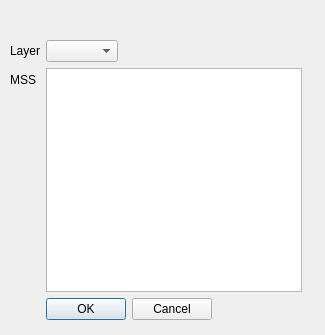
Above: ui_qgistilemillexport.ui from yuletide/QGISTileMillExport before the change. Below: the same form after it.
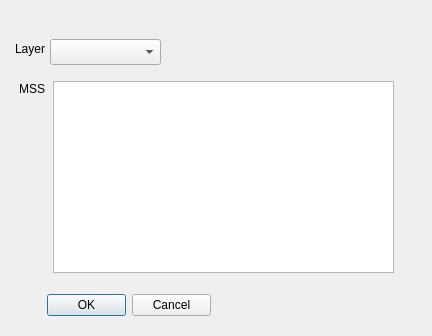
That is the form after the change.

Commit message: new dialog, auto-select all when layer is selected

What changed in the file:
```diff
--- a/ui_qgistilemillexport.ui
+++ b/ui_qgistilemillexport.ui
@@ -6,41 +6,32 @@
    <rect>
     <x>0</x>
     <y>0</y>
-    <width>325</width>
-    <height>335</height>
+    <width>432</width>
+    <height>336</height>
    </rect>
   </property>
   <property name="windowTitle">
    <string>QGISTileMillExport</string>
   </property>
-  <widget class="QWidget" name="">
+  <widget class="QPlainTextEdit" name="mssTextBox">
    <property name="geometry">
     <rect>
-     <x>10</x>
-     <y>40</y>
-     <width>300</width>
-     <height>280</height>
+     <x>53</x>
+     <y>81</y>
+     <width>341</width>
+     <height>192</height>
     </rect>
    </property>
-   <layout class="QFormLayout" name="formLayout">
-    <property name="fieldGrowthPolicy">
-     <enum>QFormLayout::FieldsStayAtSizeHint</enum>
-    </property>
-    <item row="0" column="0">
-     <widget class="QLabel" name="label_3">
-      <property name="text">
-       <string>Layer</string>
-      </property>
-      <property name="alignment">
-       <set>Qt::AlignRight|Qt::AlignTrailing|Qt::AlignVCenter</set>
-      </property>
-     </widget>
-    </item>
-    <item row="0" column="1">
-     <widget class="QComboBox" name="layerInput"/>
-    </item>
-    <item row="2" column="0">
+  </widget>
      <widget class="QLabel" name="label">
+   <property name="geometry">
+    <rect>
+     <x>19</x>
+     <y>81</y>
+     <width>26</width>
+     <height>16</height>
+    </rect>
+   </property>
       <property name="text">
        <string>MSS</string>
       </property>
@@ -48,21 +39,47 @@
        <set>Qt::AlignRight|Qt::AlignTrailing|Qt::AlignVCenter</set>
       </property>
      </widget>
-    </item>
-    <item row="2" column="1">
-     <widget class="QPlainTextEdit" name="mssTextBox"/>
-    </item>
-    <item row="3" column="1">
+  <widget class="QComboBox" name="layerComboBox">
+   <property name="geometry">
+    <rect>
+     <x>50</x>
+     <y>39</y>
+     <width>111</width>
+     <height>26</height>
+    </rect>
+   </property>
+  </widget>
+  <widget class="QLabel" name="label_3">
+   <property name="geometry">
+    <rect>
+     <x>11</x>
+     <y>41</y>
+     <width>34</width>
+     <height>16</height>
+    </rect>
+   </property>
+   <property name="text">
+    <string>Layer</string>
+   </property>
+   <property name="alignment">
+    <set>Qt::AlignRight|Qt::AlignTrailing|Qt::AlignVCenter</set>
+   </property>
+  </widget>
      <widget class="QDialogButtonBox" name="buttonBox">
+   <property name="geometry">
+    <rect>
+     <x>47</x>
+     <y>289</y>
+     <width>164</width>
+     <height>32</height>
+    </rect>
+   </property>
       <property name="orientation">
        <enum>Qt::Horizontal</enum>
       </property>
       <property name="standardButtons">
        <set>QDialogButtonBox::Cancel|QDialogButtonBox::Ok</set>
       </property>
-     </widget>
-    </item>
-   </layout>
   </widget>
  </widget>
  <resources/>
```
Lines whose indentation alone changed are shown as unchanged. The commit also changes 3 other files.
